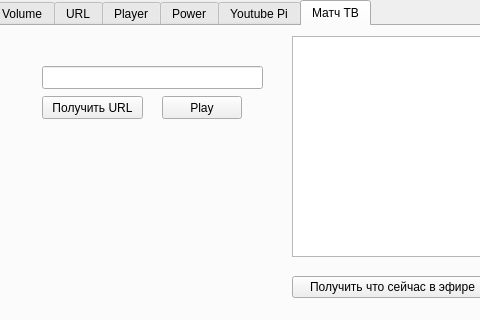
definitly486/KodiGui, file kodigui.ui: the form before one commit; both pictures show x 0 to 480 and y 0 to 320 of the 584 by 488 pixel window.
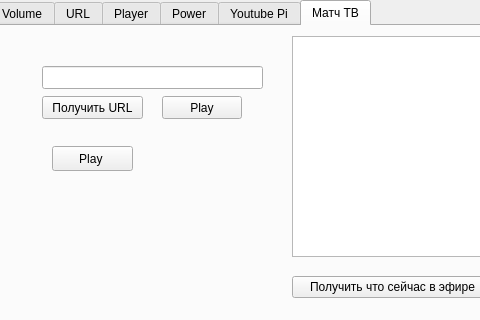
The form after the commit. The open tabs and pages were chosen to show the change. Icons and pictures are not drawn.

Commit message: изменено:      kodigui.pro.user 	изменено:      kodigui.ui 	изменено:      mainwindow.cpp 	изменено:      mainwindow.h

Patch:
```diff
--- a/kodigui.ui
+++ b/kodigui.ui
@@ -451,6 +451,19 @@
        <string>Получить что сейчас в эфире</string>
       </property>
      </widget>
+     <widget class="QPushButton" name="pushButton_17">
+      <property name="geometry">
+       <rect>
+        <x>60</x>
+        <y>120</y>
+        <width>81</width>
+        <height>25</height>
+       </rect>
+      </property>
+      <property name="text">
+       <string>Play </string>
+      </property>
+     </widget>
     </widget>
    </widget>
   </widget>
```
Left out of the diff: 2 changed lines with no effect on the pictures. The commit also changes 3 other files.
